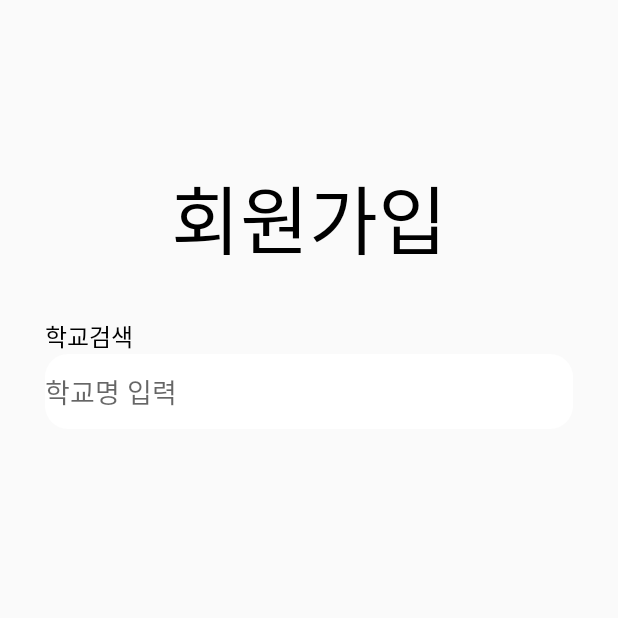
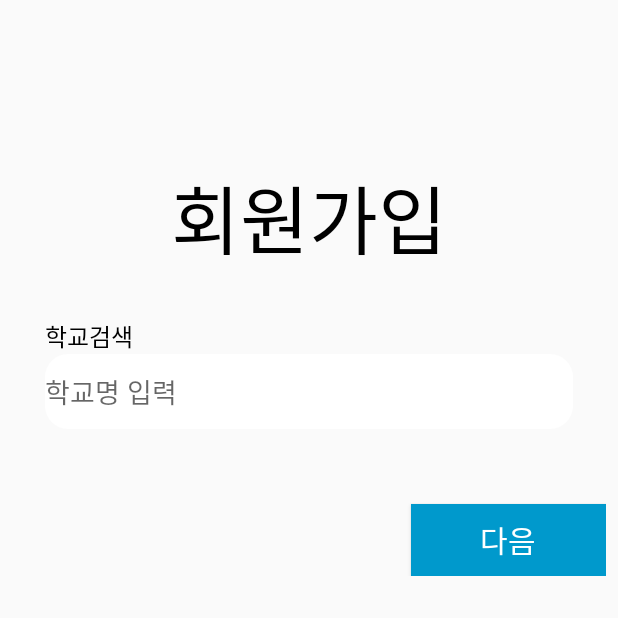
Before and after one commit to Kwak04/Lets-Chat, an Android app: the RegisterSchoolActivity screen opened directly, with no data from a screen before it, on a phone screen of 412 x 824 dp, the top half of it. Run offline under Robolectric (Android 15) with nearby library versions, the phone set to English and light mode, and no system bars; 4 statements that could not run were skipped.

Commit message:
fix: next button added in register school screen

```diff
--- a/app/src/main/AndroidManifest.xml
+++ b/app/src/main/AndroidManifest.xml
@@ -14,7 +14,7 @@
         android:roundIcon="@mipmap/ic_launcher_round"
         android:supportsRtl="true"
         android:theme="@style/Theme.AppCompat.Light.NoActionBar">
-        <activity android:name=".MainActivity"></activity>
+        <activity android:name=".MainActivity" />
         <activity android:name=".ChatActivity" />
         <activity android:name=".LoginActivity">
             <intent-filter>
--- a/app/src/main/java/com/example/soenapp/RegisterActivity.java
+++ b/app/src/main/java/com/example/soenapp/RegisterActivity.java
@@ -14,7 +14,7 @@ public class RegisterActivity extends AppCompatActivity {
     EditText makeID;
     EditText makePW;
     EditText makePW_check;
-    Button login;
+    Button next;
 
     @Override
     protected void onCreate(Bundle savedInstanceState) {
@@ -25,10 +25,10 @@ public class RegisterActivity extends AppCompatActivity {
         makeID = findViewById(R.id.newID);
         makePW = findViewById(R.id.newPW);
         makePW_check = findViewById(R.id.newPW_check);
-        login = findViewById(R.id.next);
+        next = findViewById(R.id.next);
 
         final Intent intent = new Intent(getApplicationContext(), RegisterSchoolActivity.class);
-        login.setOnClickListener(new View.OnClickListener() {
+        next.setOnClickListener(new View.OnClickListener() {
             @Override
             public void onClick(View v) {
                 String name = makeName.getText().toString();
--- a/app/src/main/java/com/example/soenapp/RegisterSchoolActivity.java
+++ b/app/src/main/java/com/example/soenapp/RegisterSchoolActivity.java
@@ -8,6 +8,8 @@ import android.support.v7.widget.LinearLayoutManager;
 import android.support.v7.widget.RecyclerView;
 import android.text.Editable;
 import android.text.TextWatcher;
+import android.view.View;
+import android.widget.Button;
 import android.widget.EditText;
 import android.widget.Toast;
 
@@ -36,6 +38,7 @@ public class RegisterSchoolActivity extends AppCompatActivity {
 
     TextWatcher textWatcher;
     EditText editText;
+    Button next;
 
 
     @Override
@@ -93,12 +96,20 @@ public class RegisterSchoolActivity extends AppCompatActivity {
             }
         });
 
-        Intent getIntent = getIntent();
+        final Intent getIntent = getIntent();
+//        final Intent newIntent = new Intent(getApplicationContext(), )  // TODO register complete class
 
         String name = getIntent.getExtras().getString("name");
         String id = getIntent.getExtras().getString("id");
         String pw = getIntent.getExtras().getString("pw");
 
         Toast.makeText(getApplicationContext(), "이름: " + name + " 아이디: " + id + " 비번: " + pw, Toast.LENGTH_LONG).show();
+
+        next.setOnClickListener(new View.OnClickListener() {
+            @Override
+            public void onClick(View v) {
+
+            }
+        });
     }
 }
--- a/app/src/main/res/layout/activity_register_school.xml
+++ b/app/src/main/res/layout/activity_register_school.xml
@@ -49,6 +49,7 @@
         <LinearLayout
             android:layout_width="match_parent"
             android:layout_height="wrap_content"
+            android:orientation="vertical"
             android:layout_marginLeft="30dp"
             android:layout_marginRight="30dp">
 
@@ -60,6 +61,26 @@
 
         </LinearLayout>
 
+        <LinearLayout
+            android:layout_width="match_parent"
+            android:layout_height="wrap_content"
+            android:orientation="vertical"
+            android:layout_marginLeft="8dp"
+            android:layout_marginRight="8dp">
+
+            <Button
+                android:id="@+id/next"
+                android:layout_width="130dp"
+                android:layout_height="wrap_content"
+                android:background="@android:color/holo_blue_dark"
+                android:textColor="#ffffff"
+                android:textSize="20sp"
+                android:layout_gravity="right"
+                android:layout_marginTop="20dp"
+                android:text="다음" />
+
+        </LinearLayout>
+
 
     </LinearLayout>
 
```
